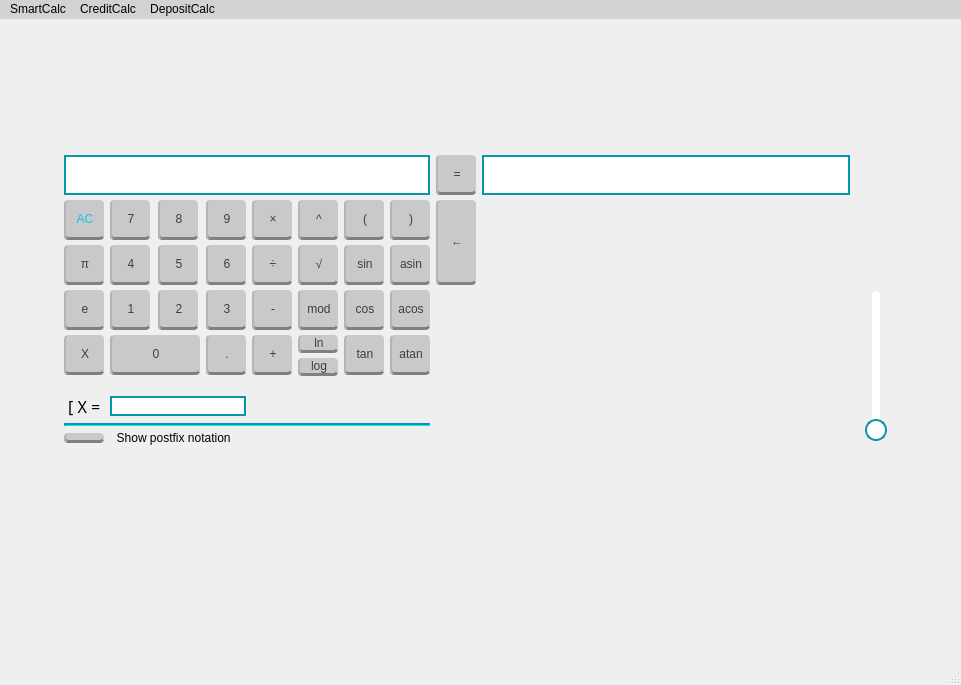
First picture: the form in src/view/view.ui, repository Kudresdss/SmartCalc, before the edit.
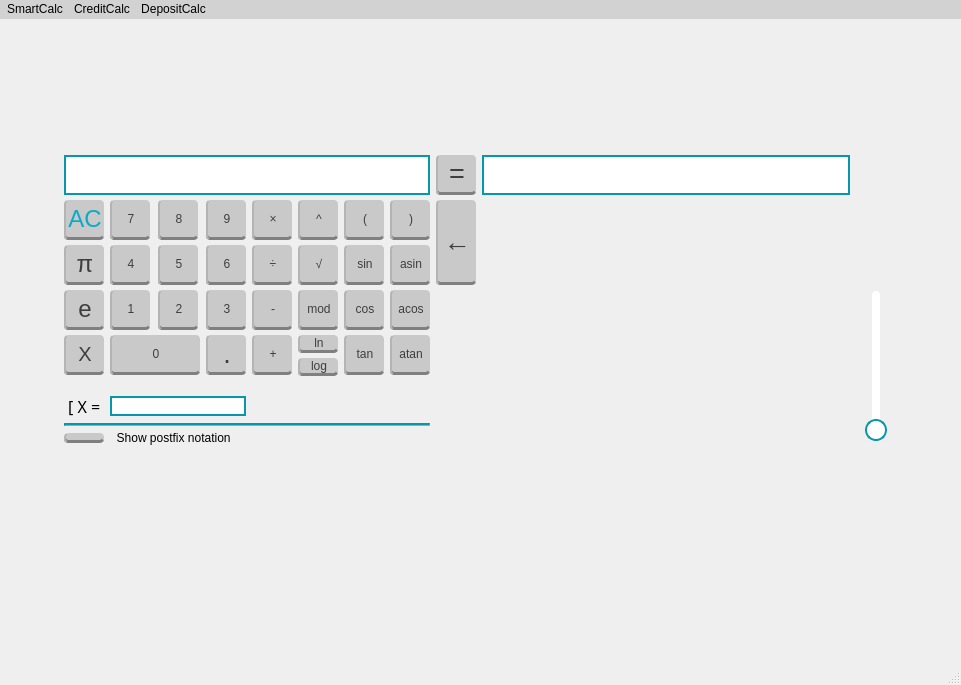
Second picture: the form after the edit. Custom widgets are drawn as their Qt base class.

What changed in the file:
```diff
--- a/src/view/view.ui
+++ b/src/view/view.ui
@@ -386,6 +386,12 @@
               <height>40</height>
              </size>
             </property>
+            <property name="font">
+             <font>
+              <family>Lucida Grande</family>
+              <pointsize>18</pointsize>
+             </font>
+            </property>
             <property name="text">
              <string>e</string>
             </property>
@@ -436,6 +442,12 @@
               <height>40</height>
              </size>
             </property>
+            <property name="font">
+             <font>
+              <family>Lucida Grande</family>
+              <pointsize>20</pointsize>
+             </font>
+            </property>
             <property name="text">
              <string>.</string>
             </property>
@@ -461,6 +473,12 @@
               <height>40</height>
              </size>
             </property>
+            <property name="font">
+             <font>
+              <family>Lucida Grande</family>
+              <pointsize>20</pointsize>
+             </font>
+            </property>
             <property name="styleSheet">
              <string notr="true"/>
             </property>
@@ -667,6 +685,12 @@
               <height>40</height>
              </size>
             </property>
+            <property name="font">
+             <font>
+              <family>Lucida Grande</family>
+              <pointsize>18</pointsize>
+             </font>
+            </property>
             <property name="text">
              <string>π</string>
             </property>
@@ -898,9 +922,15 @@
               <height>40</height>
              </size>
             </property>
+            <property name="font">
+             <font>
+              <family>Lucida Grande</family>
+              <pointsize>18</pointsize>
+             </font>
+            </property>
             <property name="styleSheet">
              <string notr="true">QPushButton {
-color: rgb(15, 195, 227);
+color: rgb(13, 170, 200);
 background-color: rgb(201, 201, 201);
 border-bottom: 3px solid rgb(128, 128, 128);
 border-left: 2px solid rgb(180, 180, 180);
@@ -1070,6 +1100,12 @@
               <height>40</height>
              </size>
             </property>
+            <property name="font">
+             <font>
+              <family>Lucida Grande</family>
+              <pointsize>15</pointsize>
+             </font>
+            </property>
             <property name="text">
              <string>X</string>
             </property>
@@ -1356,6 +1392,15 @@
               <height>85</height>
              </size>
             </property>
+            <property name="font">
+             <font>
+              <family>Lucida Grande</family>
+              <pointsize>20</pointsize>
+             </font>
+            </property>
+            <property name="styleSheet">
+             <string notr="true"/>
+            </property>
             <property name="text">
              <string>←</string>
             </property>
@@ -1381,6 +1426,7 @@
    </property>
    <property name="styleSheet">
     <string notr="true">QMenuBar {
+spacing: 3px;
 background-color: rgb(210, 210, 210);
 border-color: rgb(0, 247, 255);
 border-style: groove;
@@ -1399,9 +1445,7 @@
 
 QMenu:selected {
 background-color: rgb(13, 170, 200);
-}
-
-</string>
+}</string>
    </property>
    <property name="defaultUp">
     <bool>true</bool>
```
Left out of the diff: 129 changed lines with no effect on the pictures.
